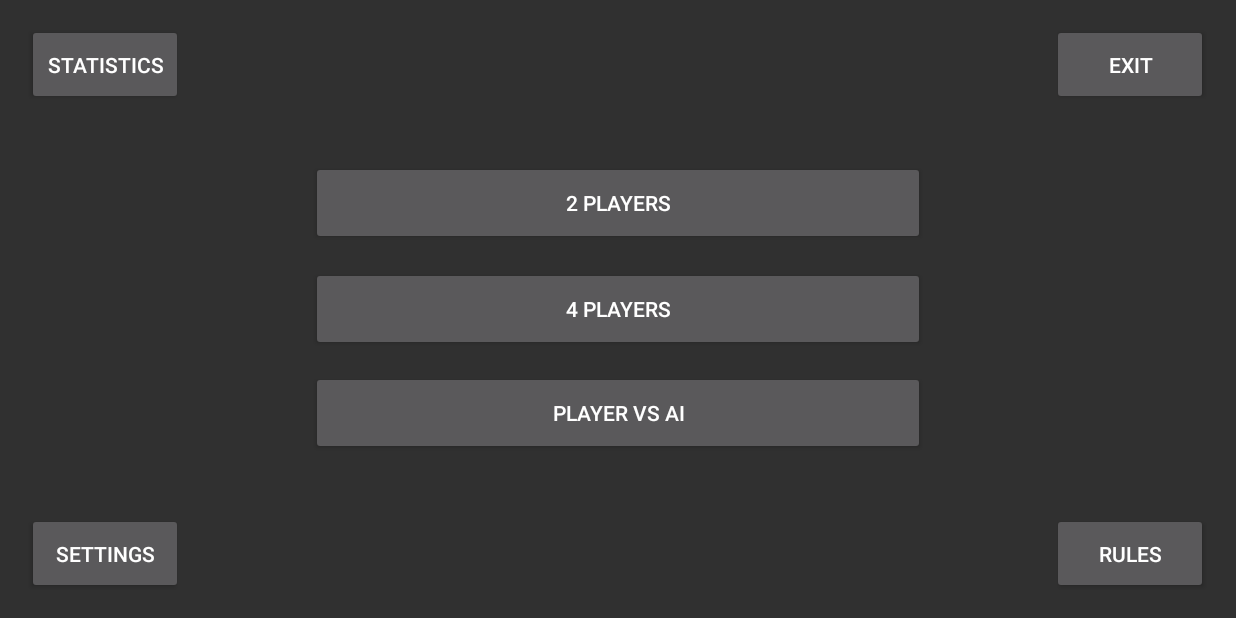
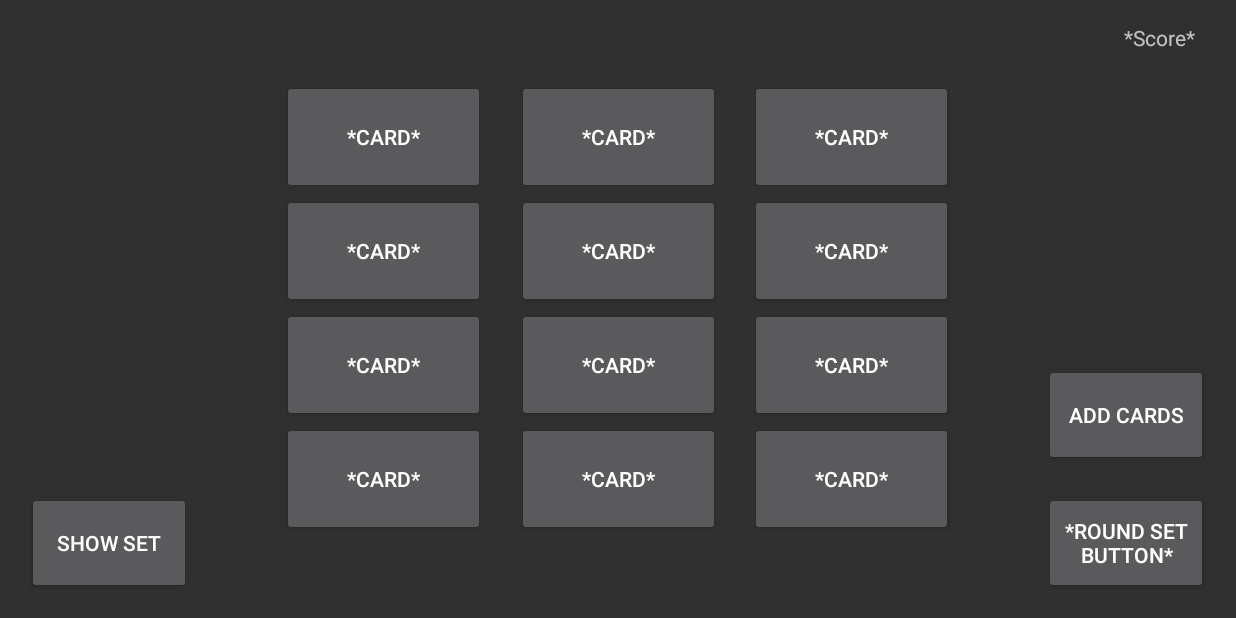
Before and after one commit to OSLL/practice20-set-game, an Android app: the screen it shows after launch (MainActivity), on a phone screen of 824 x 412 dp (held sideways). Run offline under Robolectric (Android 15) with nearby library versions, the phone set to English and light mode, and no system bars.

Commit message:
Player VS AI sketch added

```diff
--- a/app/src/main/java/com/makentoshe/androidgithubcitemplate/MainActivity.kt
+++ b/app/src/main/java/com/makentoshe/androidgithubcitemplate/MainActivity.kt
@@ -9,6 +9,6 @@ class MainActivity : AppCompatActivity() {
 
     override fun onCreate(savedInstanceState: Bundle?) {
         super.onCreate(savedInstanceState)
-        setContentView(R.layout.main_menu)
+        setContentView(R.layout.player_vs_ai)
     }
 }
--- /dev/null
+++ b/app/src/main/res/layout/player_vs_ai.xml
@@ -0,0 +1,200 @@
+<?xml version="1.0" encoding="utf-8"?>
+<androidx.constraintlayout.widget.ConstraintLayout xmlns:android="http://schemas.android.com/apk/res/android"
+    xmlns:app="http://schemas.android.com/apk/res-auto"
+    xmlns:tools="http://schemas.android.com/tools"
+    android:layout_width="match_parent"
+    android:layout_height="match_parent"
+    android:orientation="vertical"
+    android:screenOrientation="landscape"
+    tools:context="com.makentoshe.androidgithubcitemplate.MainActivity"
+    tools:ignore="LockedOrientationActivity">
+
+    <Button
+        android:id="@+id/buttonSet"
+        android:layout_width="109dp"
+        android:layout_height="68dp"
+        android:text="@string/round_set_button"
+        app:layout_constraintBottom_toBottomOf="parent"
+        app:layout_constraintEnd_toEndOf="parent"
+        app:layout_constraintHorizontal_bias="0.974"
+        app:layout_constraintStart_toStartOf="parent"
+        app:layout_constraintTop_toTopOf="parent"
+        app:layout_constraintVertical_bias="0.953" />
+
+    <Button
+        android:id="@+id/buttonShowSet"
+        android:layout_width="109dp"
+        android:layout_height="68dp"
+        android:text="@string/show_set"
+        app:layout_constraintBottom_toBottomOf="parent"
+        app:layout_constraintEnd_toEndOf="parent"
+        app:layout_constraintHorizontal_bias="0.025"
+        app:layout_constraintStart_toStartOf="parent"
+        app:layout_constraintTop_toTopOf="parent"
+        app:layout_constraintVertical_bias="0.953" />
+
+    <Button
+        android:id="@+id/buttonAdd"
+        android:layout_width="109dp"
+        android:layout_height="68dp"
+        android:text="@string/add_cards"
+        app:layout_constraintBottom_toBottomOf="parent"
+        app:layout_constraintEnd_toEndOf="parent"
+        app:layout_constraintHorizontal_bias="0.974"
+        app:layout_constraintStart_toStartOf="parent"
+        app:layout_constraintTop_toTopOf="parent"
+        app:layout_constraintVertical_bias="0.705" />
+    <!--TODO Change font size-->
+    <TextView
+        android:id="@+id/textScore"
+        android:layout_width="56dp"
+        android:layout_height="30dp"
+        android:text="@string/score"
+        app:layout_constraintBottom_toBottomOf="parent"
+        app:layout_constraintEnd_toEndOf="parent"
+        app:layout_constraintHorizontal_bias="0.976"
+        app:layout_constraintStart_toStartOf="parent"
+        app:layout_constraintTop_toTopOf="parent"
+        app:layout_constraintVertical_bias="0.041" />
+
+    <Button
+        android:id="@+id/buttonCar11"
+        android:layout_width="135dp"
+        android:layout_height="76dp"
+        android:text="@string/card"
+        app:layout_constraintBottom_toBottomOf="parent"
+        app:layout_constraintEnd_toEndOf="parent"
+        app:layout_constraintStart_toStartOf="parent"
+        app:layout_constraintTop_toTopOf="parent"
+        app:layout_constraintVertical_bias="0.611" />
+
+    <Button
+        android:id="@+id/buttonCard2"
+        android:layout_width="135dp"
+        android:layout_height="76dp"
+        android:text="@string/card"
+        app:layout_constraintBottom_toBottomOf="parent"
+        app:layout_constraintEnd_toEndOf="parent"
+        app:layout_constraintStart_toStartOf="parent"
+        app:layout_constraintTop_toTopOf="parent"
+        app:layout_constraintVertical_bias="0.158" />
+
+    <Button
+        android:id="@+id/buttonCard3"
+        android:layout_width="135dp"
+        android:layout_height="76dp"
+        android:text="@string/card"
+        app:layout_constraintBottom_toBottomOf="parent"
+        app:layout_constraintEnd_toEndOf="parent"
+        app:layout_constraintHorizontal_bias="0.726"
+        app:layout_constraintStart_toStartOf="parent"
+        app:layout_constraintTop_toTopOf="parent"
+        app:layout_constraintVertical_bias="0.158" />
+
+    <Button
+        android:id="@+id/buttonCard8"
+        android:layout_width="135dp"
+        android:layout_height="76dp"
+        android:text="@string/card"
+        app:layout_constraintBottom_toBottomOf="parent"
+        app:layout_constraintEnd_toEndOf="parent"
+        app:layout_constraintStart_toStartOf="parent"
+        app:layout_constraintTop_toTopOf="parent"
+        app:layout_constraintVertical_bias="0.838" />
+
+    <Button
+        android:id="@+id/buttonCard1"
+        android:layout_width="135dp"
+        android:layout_height="76dp"
+        android:text="@string/card"
+        app:layout_constraintBottom_toBottomOf="parent"
+        app:layout_constraintEnd_toEndOf="parent"
+        app:layout_constraintHorizontal_bias="0.273"
+        app:layout_constraintStart_toStartOf="parent"
+        app:layout_constraintTop_toTopOf="parent"
+        app:layout_constraintVertical_bias="0.158" />
+
+    <Button
+        android:id="@+id/buttonCard4"
+        android:layout_width="135dp"
+        android:layout_height="76dp"
+        android:text="@string/card"
+        app:layout_constraintBottom_toBottomOf="parent"
+        app:layout_constraintEnd_toEndOf="parent"
+        app:layout_constraintHorizontal_bias="0.273"
+        app:layout_constraintStart_toStartOf="parent"
+        app:layout_constraintTop_toTopOf="parent"
+        app:layout_constraintVertical_bias="0.385" />
+
+    <Button
+        android:id="@+id/buttonCard6"
+        android:layout_width="135dp"
+        android:layout_height="76dp"
+        android:text="@string/card"
+        app:layout_constraintBottom_toBottomOf="parent"
+        app:layout_constraintEnd_toEndOf="parent"
+        app:layout_constraintHorizontal_bias="0.726"
+        app:layout_constraintStart_toStartOf="parent"
+        app:layout_constraintTop_toTopOf="parent"
+        app:layout_constraintVertical_bias="0.385" />
+
+    <Button
+        android:id="@+id/buttonCard5"
+        android:layout_width="135dp"
+        android:layout_height="76dp"
+        android:text="@string/card"
+        app:layout_constraintBottom_toBottomOf="parent"
+        app:layout_constraintEnd_toEndOf="parent"
+        app:layout_constraintStart_toStartOf="parent"
+        app:layout_constraintTop_toTopOf="parent"
+        app:layout_constraintVertical_bias="0.385" />
+
+    <Button
+        android:id="@+id/buttonCard9"
+        android:layout_width="135dp"
+        android:layout_height="76dp"
+        android:text="@string/card"
+        app:layout_constraintBottom_toBottomOf="parent"
+        app:layout_constraintEnd_toEndOf="parent"
+        app:layout_constraintHorizontal_bias="0.726"
+        app:layout_constraintStart_toStartOf="parent"
+        app:layout_constraintTop_toTopOf="parent"
+        app:layout_constraintVertical_bias="0.838" />
+
+    <Button
+        android:id="@+id/buttonCard7"
+        android:layout_width="135dp"
+        android:layout_height="76dp"
+        android:text="@string/card"
+        app:layout_constraintBottom_toBottomOf="parent"
+        app:layout_constraintEnd_toEndOf="parent"
+        app:layout_constraintHorizontal_bias="0.273"
+        app:layout_constraintStart_toStartOf="parent"
+        app:layout_constraintTop_toTopOf="parent"
+        app:layout_constraintVertical_bias="0.838" />
+
+    <Button
+        android:id="@+id/buttonCard10"
+        android:layout_width="135dp"
+        android:layout_height="76dp"
+        android:text="@string/card"
+        app:layout_constraintBottom_toBottomOf="parent"
+        app:layout_constraintEnd_toEndOf="parent"
+        app:layout_constraintHorizontal_bias="0.273"
+        app:layout_constraintStart_toStartOf="parent"
+        app:layout_constraintTop_toTopOf="parent"
+        app:layout_constraintVertical_bias="0.611" />
+
+    <Button
+        android:id="@+id/buttonCard12"
+        android:layout_width="135dp"
+        android:layout_height="76dp"
+        android:text="@string/card"
+        app:layout_constraintBottom_toBottomOf="parent"
+        app:layout_constraintEnd_toEndOf="parent"
+        app:layout_constraintHorizontal_bias="0.726"
+        app:layout_constraintStart_toStartOf="parent"
+        app:layout_constraintTop_toTopOf="parent"
+        app:layout_constraintVertical_bias="0.611" />
+
+</androidx.constraintlayout.widget.ConstraintLayout>
--- a/app/src/main/res/values/strings.xml
+++ b/app/src/main/res/values/strings.xml
@@ -1,3 +1,8 @@
 <resources>
     <string name="app_name">AndroidGithubCiTemplate</string>
+    <string name="score">*Score*</string>
+    <string name="add_cards">Add cards</string>
+    <string name="show_set">Show SET</string>
+    <string name="round_set_button">*Round SET button*</string>
+    <string name="card">*card*</string>
 </resources>
```
